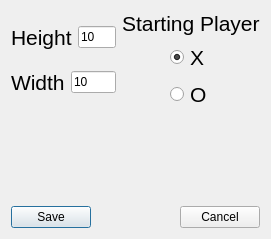
This is options.ui in MarcineG/TicTacToe2 as Qt 5 draws it before an edit. The edited form follows.
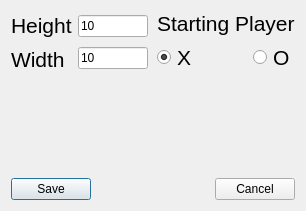
This is the edited form.

The edit to the form file:
```diff
--- a/options.ui
+++ b/options.ui
@@ -6,8 +6,8 @@
    <rect>
     <x>0</x>
     <y>0</y>
-    <width>271</width>
-    <height>239</height>
+    <width>306</width>
+    <height>211</height>
    </rect>
   </property>
   <property name="minimumSize">
@@ -22,14 +22,16 @@
   <property name="layoutDirection">
    <enum>Qt::LeftToRight</enum>
   </property>
+  <layout class="QVBoxLayout" name="verticalLayout_5">
+   <item>
   <layout class="QVBoxLayout" name="verticalLayout_4">
    <item>
-    <layout class="QHBoxLayout" name="horizontalLayout_5">
-     <item>
-      <layout class="QVBoxLayout" name="verticalLayout_3">
+      <layout class="QHBoxLayout" name="horizontalLayout_3">
        <item>
         <layout class="QHBoxLayout" name="horizontalLayout_2">
          <item>
+          <layout class="QVBoxLayout" name="verticalLayout_3">
+           <item>
           <widget class="QLabel" name="label">
            <property name="font">
             <font>
@@ -42,17 +44,6 @@
           </widget>
          </item>
          <item>
-          <widget class="QLineEdit" name="heightValueLine">
-           <property name="text">
-            <string>10</string>
-           </property>
-          </widget>
-         </item>
-        </layout>
-       </item>
-       <item>
-        <layout class="QHBoxLayout" name="horizontalLayout">
-         <item>
           <widget class="QLabel" name="label_2">
            <property name="font">
             <font>
@@ -64,20 +55,44 @@
            </property>
           </widget>
          </item>
-         <item>
-          <widget class="QLineEdit" name="widthValueLine">
-           <property name="text">
-            <string>10</string>
-           </property>
-          </widget>
-         </item>
-        </layout>
-       </item>
       </layout>
      </item>
      <item>
       <layout class="QVBoxLayout" name="verticalLayout_2">
        <item>
+            <widget class="QLineEdit" name="heightValueLine">
+             <property name="text">
+              <string>10</string>
+             </property>
+            </widget>
+           </item>
+           <item>
+            <widget class="QLineEdit" name="widthValueLine">
+             <property name="text">
+              <string>10</string>
+             </property>
+            </widget>
+           </item>
+          </layout>
+         </item>
+        </layout>
+       </item>
+       <item>
+        <spacer name="horizontalSpacer_3">
+         <property name="orientation">
+          <enum>Qt::Horizontal</enum>
+         </property>
+         <property name="sizeHint" stdset="0">
+          <size>
+           <width>40</width>
+           <height>20</height>
+          </size>
+         </property>
+        </spacer>
+       </item>
+       <item>
+        <layout class="QVBoxLayout" name="verticalLayout">
+         <item>
         <widget class="QLabel" name="label_3">
          <property name="font">
           <font>
@@ -90,22 +105,7 @@
         </widget>
        </item>
        <item>
-        <layout class="QHBoxLayout" name="horizontalLayout_3">
-         <item>
-          <spacer name="horizontalSpacer">
-           <property name="orientation">
-            <enum>Qt::Horizontal</enum>
-           </property>
-           <property name="sizeHint" stdset="0">
-            <size>
-             <width>40</width>
-             <height>20</height>
-            </size>
-           </property>
-          </spacer>
-         </item>
-         <item>
-          <layout class="QVBoxLayout" name="verticalLayout">
+          <layout class="QHBoxLayout" name="horizontalLayout">
            <item>
             <widget class="QRadioButton" name="xRadioButton">
              <property name="font">
@@ -121,6 +121,19 @@
              </property>
             </widget>
            </item>
+           <item>
+            <spacer name="horizontalSpacer">
+             <property name="orientation">
+              <enum>Qt::Horizontal</enum>
+             </property>
+             <property name="sizeHint" stdset="0">
+              <size>
+               <width>40</width>
+               <height>20</height>
+              </size>
+             </property>
+            </spacer>
+           </item>
            <item>
             <widget class="QRadioButton" name="oRadioButton">
              <property name="font">
@@ -135,21 +148,6 @@
            </item>
           </layout>
          </item>
-         <item>
-          <spacer name="horizontalSpacer_3">
-           <property name="orientation">
-            <enum>Qt::Horizontal</enum>
-           </property>
-           <property name="sizeHint" stdset="0">
-            <size>
-             <width>40</width>
-             <height>20</height>
-            </size>
-           </property>
-          </spacer>
-         </item>
-        </layout>
-       </item>
       </layout>
      </item>
     </layout>
@@ -162,7 +160,7 @@
      <property name="sizeHint" stdset="0">
       <size>
        <width>20</width>
-       <height>106</height>
+         <height>50</height>
       </size>
      </property>
     </spacer>
@@ -195,6 +193,8 @@
         <string>Cancel</string>
        </property>
       </widget>
+       </item>
+      </layout>
      </item>
     </layout>
    </item>
```
Lines whose indentation alone changed are shown as unchanged.
